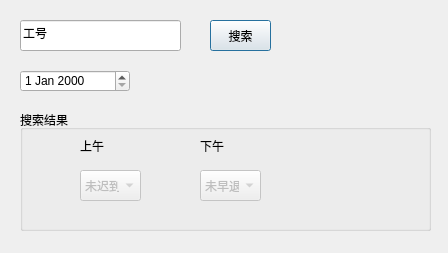
This is ManageSystem/selectcheckin.ui in skyformat99/ManagerSystem as Qt 5 draws it before an edit. The edited form follows.
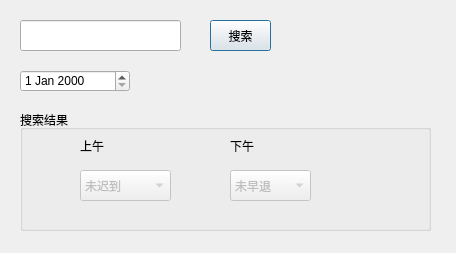
This is the edited form.

```diff
--- a/ManageSystem/selectcheckin.ui
+++ b/ManageSystem/selectcheckin.ui
@@ -6,7 +6,7 @@
    <rect>
     <x>0</x>
     <y>0</y>
-    <width>448</width>
+    <width>456</width>
     <height>253</height>
    </rect>
   </property>
@@ -23,7 +23,7 @@
     </rect>
    </property>
    <property name="text">
-    <string>工号</string>
+    <string/>
    </property>
   </widget>
   <widget class="QDateEdit" name="dateEdit">
@@ -64,7 +64,7 @@
    <widget class="QLabel" name="pmLabel">
     <property name="geometry">
      <rect>
-      <x>180</x>
+      <x>210</x>
       <y>30</y>
       <width>54</width>
       <height>12</height>
@@ -82,7 +82,7 @@
      <rect>
       <x>60</x>
       <y>60</y>
-      <width>61</width>
+      <width>91</width>
       <height>31</height>
      </rect>
     </property>
@@ -113,9 +113,9 @@
     </property>
     <property name="geometry">
      <rect>
-      <x>180</x>
+      <x>210</x>
       <y>60</y>
-      <width>61</width>
+      <width>81</width>
       <height>31</height>
      </rect>
     </property>
```
